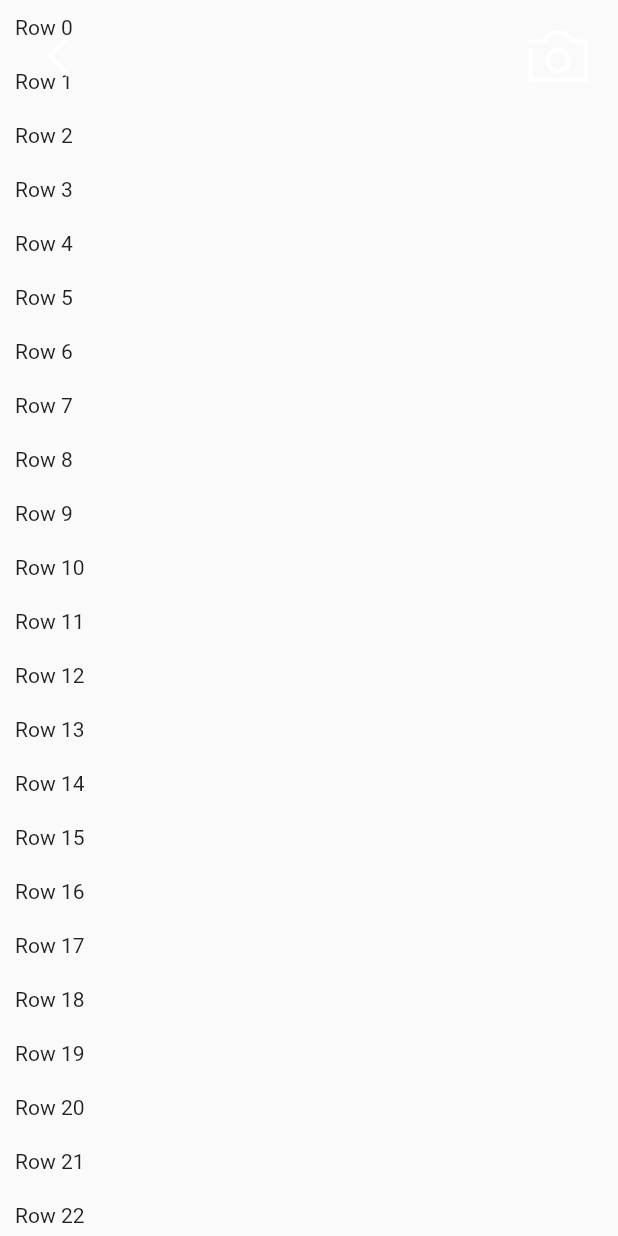
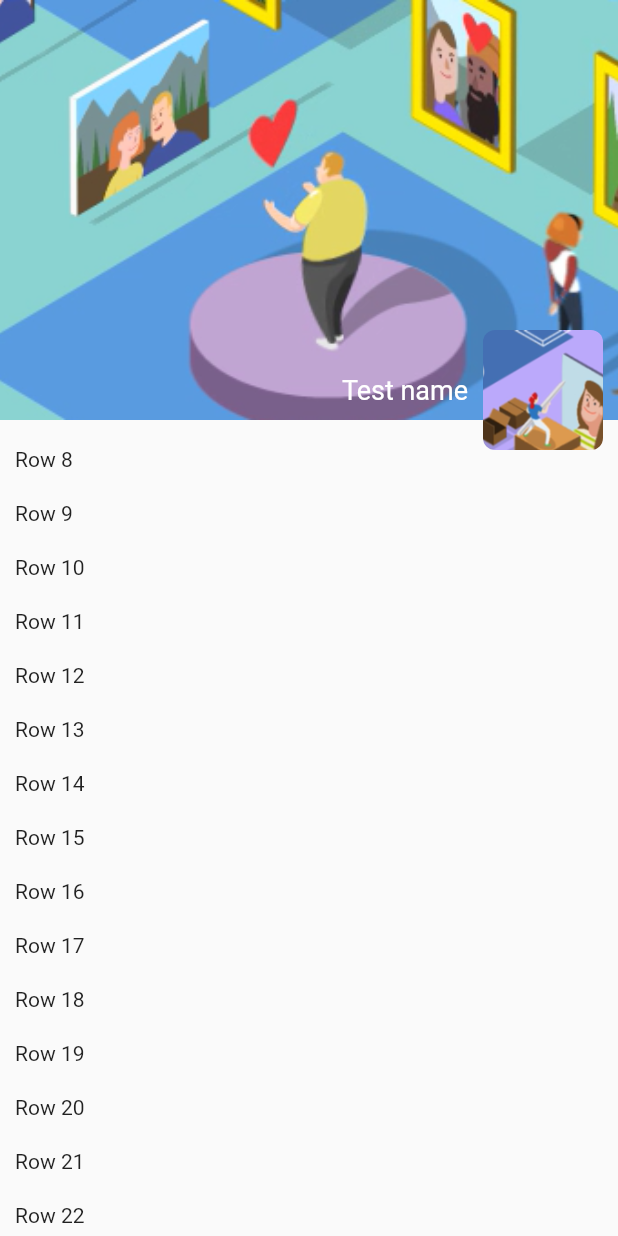
Before and after one commit to u3shadow/flutter_moment, a Flutter app: the screen it shows after launch, on a phone screen of 412 x 824 dp. Run offline on Flutter 3.47's test engine with Material 2 defaults, Android fonts, the phone set to English and light mode, and no system bars.

Commit message:
新建用户信息页面

```diff
--- /dev/null
+++ b/lib/data/Models.dart
@@ -0,0 +1,3 @@
+class UserInfoModel{
+
+}
--- a/lib/main.dart
+++ b/lib/main.dart
@@ -1,7 +1,7 @@
 import 'dart:io';
 import 'package:flutter/material.dart';
-import 'package:flutter_moment/widgets/TitleBar.dart';
 import 'package:flutter/services.dart';
+import 'package:flutter_moment/widgets/UserInfoCard.dart';
 
 void main() {
   // 透明状态栏
@@ -60,7 +60,7 @@ class _SampleAppPageState extends State<SampleAppPage> {
                       }))),
         Align(
         alignment:Alignment.topCenter,
-      child:TitleBar())
+      child:UserInfoCard())
 
     ]));
   }
--- /dev/null
+++ b/lib/widgets/UserInfoCard.dart
@@ -0,0 +1,48 @@
+import 'package:flutter/cupertino.dart';
+import 'package:flutter/material.dart';
+import 'package:flutter_moment/data/Models.dart';
+import 'package:flutter_moment/utils/utils.dart';
+
+class UserInfoCard extends StatelessWidget {
+  UserInfoCard({this.userInfoModel, Key key}) : super(key: key);
+  final UserInfoModel userInfoModel;
+  List<Widget> widgets = [];
+
+  @override
+  Widget build(BuildContext context) {
+    widgets.clear();
+    widgets.add(Align(
+        alignment: Alignment.center,
+        child: Padding(
+            padding: EdgeInsets.only(left: 0, top: 0, right: 0, bottom: 20),
+            child: Image.asset(
+                Utils.getImgPath("moment_list_icon_header_info_placeholder"),
+                fit: BoxFit.cover,
+                width: double.infinity,
+                height: double.infinity))));
+    widgets.add(Align(
+        alignment: Alignment.bottomRight,
+        child: Padding(
+            padding: EdgeInsets.only(left: 0, top: 0, right: 10, bottom: 0),
+            child: Row(
+              mainAxisSize: MainAxisSize.min,
+              children: <Widget>[
+                Padding(
+                    padding:
+                        EdgeInsets.only(left: 0, top: 0, right: 10, bottom: 0),
+                    child: Text("Test name",
+                        style: TextStyle(fontSize: 18, color: Colors.white))),
+                ClipRRect(
+                    borderRadius: BorderRadius.circular(8.0),
+                    child: Image.asset(
+                        Utils.getImgPath("moment_list_icon_avatar_placeholder"),
+                        width: 80,
+                        height: 80))
+              ],
+            ))));
+    return Container(
+        child: ConstrainedBox(
+            constraints: BoxConstraints(maxHeight: 300, minHeight: 300),
+            child: Stack(children: widgets)));
+  }
+}
--- a/pubspec.yaml
+++ b/pubspec.yaml
@@ -48,6 +48,8 @@ flutter:
     - assets/images/moment_titlebar_icon_back_white.png
     - assets/images/moment_titlebar_icon_camera_black.png
     - assets/images/moment_titlebar_icon_camera_white.png
+    - assets/images/moment_list_icon_header_info_placeholder.png
+    - assets/images/moment_list_icon_avatar_placeholder.png
   # To add assets to your application, add an assets section, like this:
   # assets:
   #   - images/a_dot_burr.jpeg
```
Also changed, not shown: assets/images/moment_list_icon_avatar_placeholder.png (added), assets/images/moment_list_icon_header_info_placeholder.png (added).
